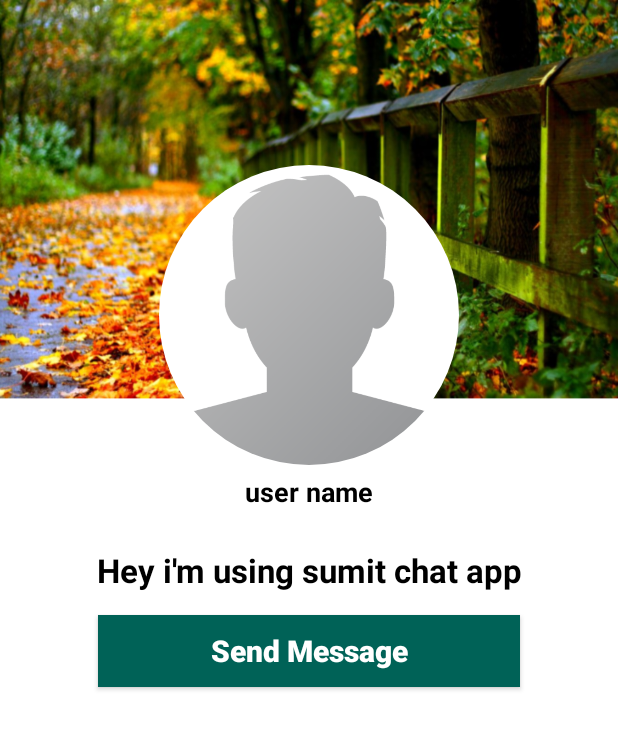
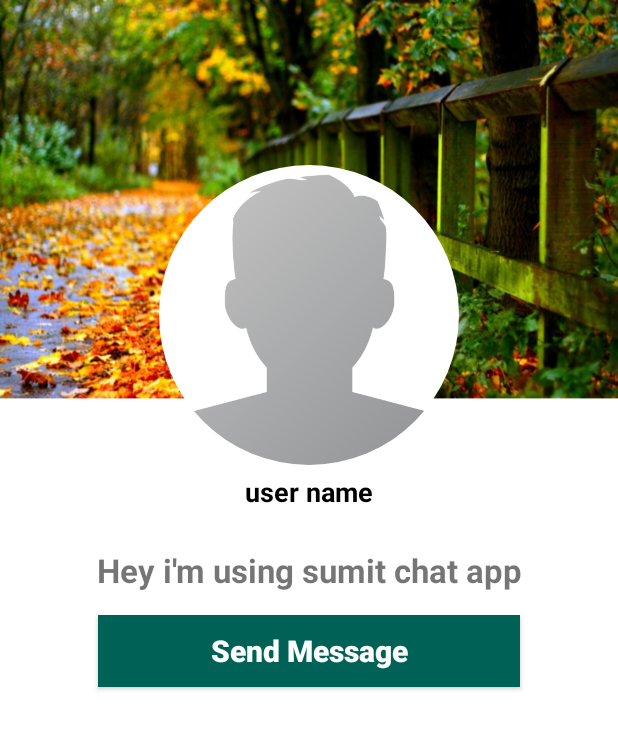
Before and after one commit to sumitdnath/SocialBlaze, an Android app: the layout activity_profile.xml on its own in the app's theme, with its tools: preview values and no code run, on a phone screen of 412 x 824 dp. Shown: the top 729 px of the screen. Run offline under Robolectric (Android 15) with nearby library versions, the phone set to English and light mode, and no system bars.

```diff
--- a/app/src/main/res/layout/activity_profile.xml
+++ b/app/src/main/res/layout/activity_profile.xml
@@ -44,7 +44,6 @@
         android:layout_marginRight="15dp"
         android:layout_marginTop="25dp"
         android:textAlignment="center"
-        android:textColor="@android:color/background_dark"
         android:textAllCaps="false"
         android:textSize="22sp"
         android:textStyle="bold"
```
